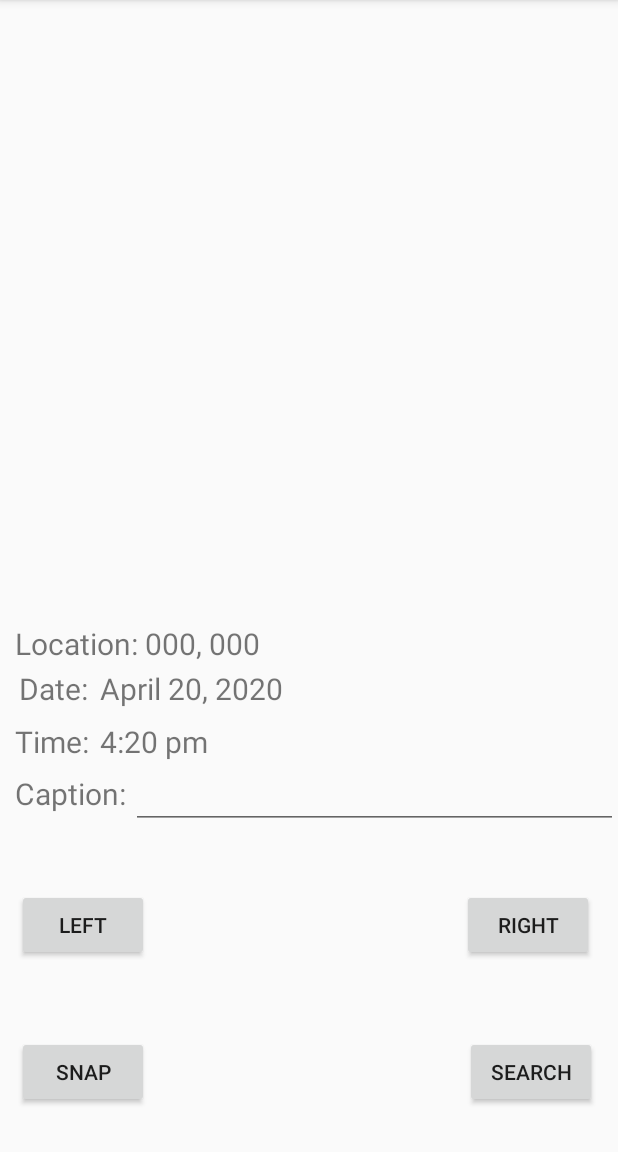
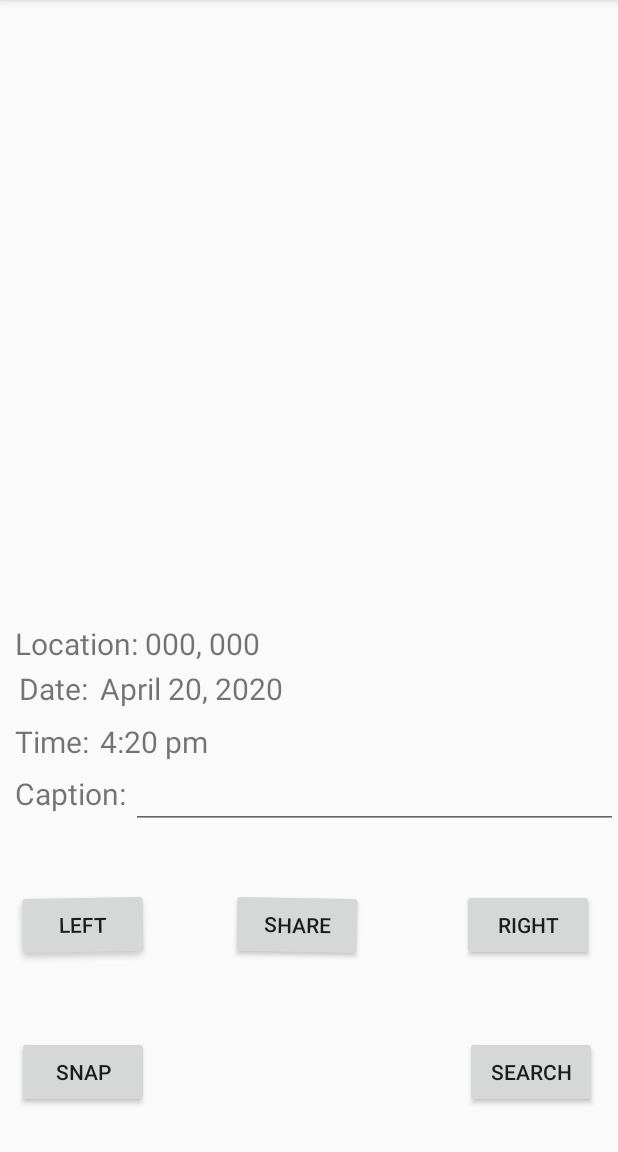
Before and after one commit to FeralComputer/COMP_7890_Project, an Android app: the screen it shows after launch (MainActivity), on a phone screen of 412 x 824 dp, the part 84-1236 px from its top. Run offline under Robolectric (Android 15) with nearby library versions, the phone set to English and light mode, and no system bars.

Commit message:
Added share button and implemented semi universal sharing

```diff
--- a/app/src/main/java/com/example/comp7855_project/MainActivity.java
+++ b/app/src/main/java/com/example/comp7855_project/MainActivity.java
@@ -45,6 +45,7 @@ import androidx.appcompat.app.AppCompatActivity;
 import androidx.core.app.ActivityCompat;
 import androidx.core.content.FileProvider;
 
+import com.example.comp7855_project.Social_Interface.Social_Share;
 import com.google.android.gms.location.FusedLocationProviderClient;
 import com.google.android.gms.location.LocationServices;
 import com.google.android.gms.tasks.OnSuccessListener;
@@ -126,10 +127,12 @@ public class MainActivity extends AppCompatActivity implements View.OnClickListe
         Button btnRight = (Button)findViewById(R.id.btnRight);
         Button btnFilter = (Button)findViewById(R.id.btnFilter);
         Button btnCamera = (Button)findViewById(R.id.btnCamera);
+        Button btnShare = (Button)findViewById(R.id.btnShare);
 
         btnLeft.setOnClickListener(this);
         btnRight.setOnClickListener(this);
         btnCamera.setOnClickListener(this);
+        btnShare.setOnClickListener(this);
 
         btnFilter.setOnClickListener(new View.OnClickListener() {
             @Override
@@ -324,6 +327,9 @@ public class MainActivity extends AppCompatActivity implements View.OnClickListe
             case R.id.btnCamera:
                 takePicture();
                 break;
+            case R.id.btnShare:
+                String extra_text=((EditText)findViewById(R.id.entryCaption)).getText().toString();
+                Social_Share.share(extra_text,currentPhotoPath,this);
             default:
                 break;
         }
--- a/app/src/main/res/layout/activity_main.xml
+++ b/app/src/main/res/layout/activity_main.xml
@@ -33,7 +33,20 @@
         android:layout_alignParentLeft="true"
         android:layout_alignParentStart="true"
         android:layout_marginLeft="11dp"
+        android:rotation="-1"
         android:layout_marginStart="11dp" />
+
+    <Button
+        android:id="@+id/btnShare"
+        android:layout_width="wrap_content"
+        android:layout_height="wrap_content"
+        android:layout_alignBaseline="@+id/btnLeft"
+        android:layout_alignParentStart="true"
+        android:layout_marginStart="154dp"
+        android:layout_marginLeft="154dp"
+        android:layout_marginBottom="50dp"
+        android:rotation="1"
+        android:text="Share" />
 
     <Button
         android:id="@+id/btnRight"
```
Also changed, not shown: app/src/main/java/com/example/comp7855_project/Social_Interface/Social_Share.java (added, +29 -0 lines).
